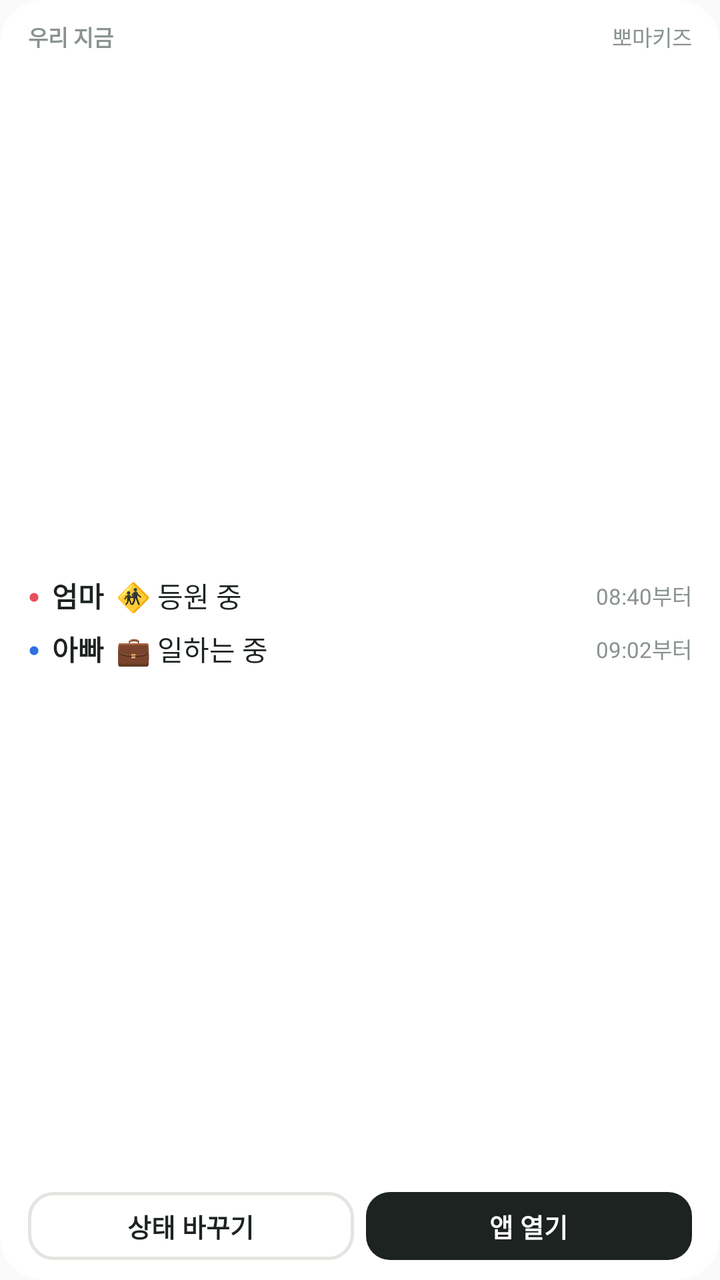
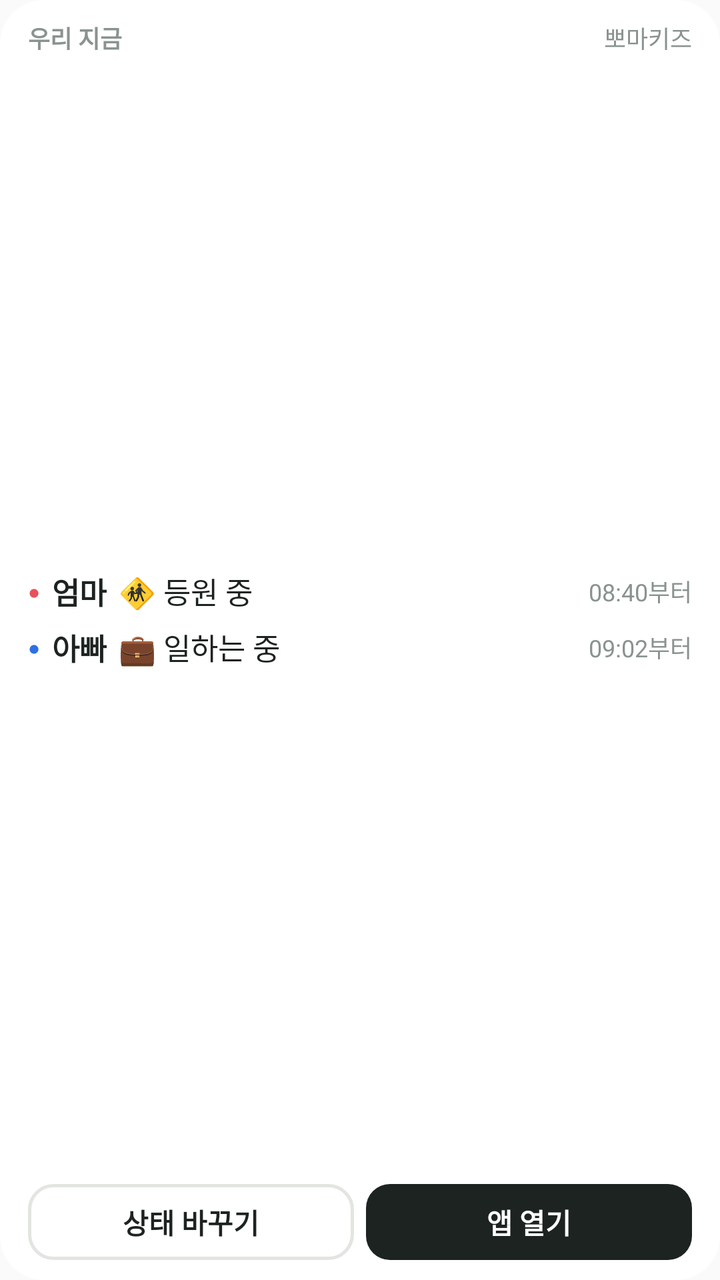

Two renders of the same Android screen: before a commit and after it. Below are the layout's source before the change and the commit's diff.
<!-- AndroidManifest.xml: application theme AppTheme -->
<!-- res/layout/widget_couple_status.xml -->
<?xml version="1.0" encoding="utf-8"?>

<LinearLayout xmlns:android="http://schemas.android.com/apk/res/android"
    android:id="@+id/widget_root"
    android:layout_width="match_parent"
    android:layout_height="match_parent"
    android:orientation="vertical"
    android:background="@drawable/widget_bg"
    android:paddingStart="14dp"
    android:paddingEnd="14dp"
    android:paddingTop="10dp"
    android:paddingBottom="10dp">

    <LinearLayout
        android:layout_width="match_parent"
        android:layout_height="wrap_content"
        android:orientation="horizontal">
        <TextView
            android:layout_width="0dp"
            android:layout_height="wrap_content"
            android:layout_weight="1"
            android:text="우리 지금"
            android:textColor="@color/widget_sub"
            android:textSize="11sp"
            android:textStyle="bold" />
        <TextView
            android:layout_width="wrap_content"
            android:layout_height="wrap_content"
            android:text="뽀마키즈"
            android:textColor="@color/widget_sub"
            android:textSize="11sp" />
    </LinearLayout>

    <FrameLayout
        android:layout_width="match_parent"
        android:layout_height="0dp"
        android:layout_weight="1"
        android:minHeight="4dp" />

    <LinearLayout
        android:id="@+id/row_mom"
        android:layout_width="match_parent"
        android:layout_height="wrap_content"
        android:layout_marginTop="0dp"
        android:gravity="center_vertical"
        android:orientation="horizontal">
        <TextView
            android:layout_width="wrap_content"
            android:layout_height="wrap_content"
            android:text="●"
            android:textColor="@color/widget_mom"
            android:textSize="10sp"
            android:layout_marginEnd="6dp" />
        <TextView
            android:id="@+id/mom_name"
            android:text="엄마"
            android:layout_width="wrap_content"
            android:layout_height="wrap_content"
            android:textColor="@color/widget_ink"
            android:textSize="14sp"
            android:textStyle="bold"
            android:layout_marginEnd="6dp" />
        <TextView
            android:id="@+id/mom_status"
            android:text="🚸 등원 중"
            android:layout_width="0dp"
            android:layout_height="wrap_content"
            android:layout_weight="1"
            android:ellipsize="end"
            android:maxLines="1"
            android:textColor="@color/widget_ink"
            android:textSize="14sp" />
        <TextView
            android:id="@+id/mom_time"
            android:text="08:40부터"
            android:layout_width="wrap_content"
            android:layout_height="wrap_content"
            android:textColor="@color/widget_sub"
            android:textSize="11sp"
            android:layout_marginStart="6dp" />
    </LinearLayout>

    <LinearLayout
        android:id="@+id/row_dad"
        android:layout_width="match_parent"
        android:layout_height="wrap_content"
        android:layout_marginTop="6dp"
        android:gravity="center_vertical"
        android:orientation="horizontal">
        <TextView
            android:layout_width="wrap_content"
            android:layout_height="wrap_content"
            android:text="●"
            android:textColor="@color/widget_dad"
            android:textSize="10sp"
            android:layout_marginEnd="6dp" />
        <TextView
            android:id="@+id/dad_name"
            android:text="아빠"
            android:layout_width="wrap_content"
            android:layout_height="wrap_content"
            android:textColor="@color/widget_ink"
            android:textSize="14sp"
            android:textStyle="bold"
            android:layout_marginEnd="6dp" />
        <TextView
            android:id="@+id/dad_status"
            android:text="💼 일하는 중"
            android:layout_width="0dp"
            android:layout_height="wrap_content"
            android:layout_weight="1"
            android:ellipsize="end"
            android:maxLines="1"
            android:textColor="@color/widget_ink"
            android:textSize="14sp" />
        <TextView
            android:id="@+id/dad_time"
            android:text="09:02부터"
            android:layout_width="wrap_content"
            android:layout_height="wrap_content"
            android:textColor="@color/widget_sub"
            android:textSize="11sp"
            android:layout_marginStart="6dp" />
    </LinearLayout>

    <FrameLayout
        android:layout_width="match_parent"
        android:layout_height="0dp"
        android:layout_weight="1"
        android:minHeight="10dp" />

    <LinearLayout
        android:layout_width="match_parent"
        android:layout_height="wrap_content"
        android:orientation="horizontal">
        <TextView
            android:id="@+id/btn_change"
            android:layout_width="0dp"
            android:layout_height="34dp"
            android:layout_weight="1"
            android:layout_marginEnd="6dp"
            android:background="@drawable/widget_btn"
            android:gravity="center"
            android:text="상태 바꾸기"
            android:textColor="@color/widget_ink"
            android:textSize="13sp"
            android:textStyle="bold" />
        <TextView
            android:id="@+id/btn_open"
            android:layout_width="0dp"
            android:layout_height="34dp"
            android:layout_weight="1"
            android:background="@drawable/widget_btn_solid"
            android:gravity="center"
            android:text="앱 열기"
            android:textColor="@color/widget_on_solid"
            android:textSize="13sp"
            android:textStyle="bold" />
    </LinearLayout>
</LinearLayout>
<!-- resources referenced by this layout -->
<resources>
  <color name="widget_dad">#2F6FE4</color>
  <color name="widget_ink">#1D2321</color>
  <color name="widget_mom">#E8505B</color>
  <color name="widget_on_solid">#FFFFFF</color>
  <color name="widget_sub">#8A938F</color>
  <!-- drawable widget_bg (drawable) -->
  <?xml version="1.0" encoding="utf-8"?>
  <shape xmlns:android="http://schemas.android.com/apk/res/android" android:shape="rectangle">
      <solid android:color="@color/widget_bg" />
      <corners android:radius="22dp" />
  </shape>
  <!-- drawable widget_btn (drawable) -->
  <?xml version="1.0" encoding="utf-8"?>
  <shape xmlns:android="http://schemas.android.com/apk/res/android" android:shape="rectangle">
      <solid android:color="@android:color/transparent" />
      <stroke android:width="1.5dp" android:color="@color/widget_line" />
      <corners android:radius="12dp" />
  </shape>
  <!-- drawable widget_btn_solid (drawable) -->
  <?xml version="1.0" encoding="utf-8"?>
  <shape xmlns:android="http://schemas.android.com/apk/res/android" android:shape="rectangle">
      <solid android:color="@color/widget_ink" />
      <corners android:radius="12dp" />
  </shape>
  <style name="AppTheme" parent="Theme.AppCompat.Light.DarkActionBar">
          
          <item name="colorPrimary">@color/colorPrimary</item>
          <item name="colorPrimaryDark">@color/colorPrimaryDark</item>
          <item name="colorAccent">@color/colorAccent</item>
      </style>
  <color name="widget_bg">#F2FFFFFF</color>
  <color name="widget_line">#E2E5E0</color>
</resources>

<!-- the commit's change to res/layout/widget_couple_status.xml (unified diff, before → after) -->
@@ -21,14 +21,14 @@
             android:layout_weight="1"
             android:text="우리 지금"
             android:textColor="@color/widget_sub"
-            android:textSize="11sp"
+            android:textSize="12sp"
             android:textStyle="bold" />
         <TextView
             android:layout_width="wrap_content"
             android:layout_height="wrap_content"
             android:text="뽀마키즈"
             android:textColor="@color/widget_sub"
-            android:textSize="11sp" />
+            android:textSize="12sp" />
     </LinearLayout>
 
     <FrameLayout
@@ -57,7 +57,7 @@
             android:layout_width="wrap_content"
             android:layout_height="wrap_content"
             android:textColor="@color/widget_ink"
-            android:textSize="14sp"
+            android:textSize="15sp"
             android:textStyle="bold"
             android:layout_marginEnd="6dp" />
         <TextView
@@ -69,14 +69,14 @@
             android:ellipsize="end"
             android:maxLines="1"
             android:textColor="@color/widget_ink"
-            android:textSize="14sp" />
+            android:textSize="15sp" />
         <TextView
             android:id="@+id/mom_time"
             android:text="08:40부터"
             android:layout_width="wrap_content"
             android:layout_height="wrap_content"
             android:textColor="@color/widget_sub"
-            android:textSize="11sp"
+            android:textSize="12sp"
             android:layout_marginStart="6dp" />
     </LinearLayout>
 
@@ -100,7 +100,7 @@
             android:layout_width="wrap_content"
             android:layout_height="wrap_content"
             android:textColor="@color/widget_ink"
-            android:textSize="14sp"
+            android:textSize="15sp"
             android:textStyle="bold"
             android:layout_marginEnd="6dp" />
         <TextView
@@ -112,14 +112,14 @@
             android:ellipsize="end"
             android:maxLines="1"
             android:textColor="@color/widget_ink"
-            android:textSize="14sp" />
+            android:textSize="15sp" />
         <TextView
             android:id="@+id/dad_time"
             android:text="09:02부터"
             android:layout_width="wrap_content"
             android:layout_height="wrap_content"
             android:textColor="@color/widget_sub"
-            android:textSize="11sp"
+            android:textSize="12sp"
             android:layout_marginStart="6dp" />
     </LinearLayout>
 
@@ -136,25 +136,25 @@
         <TextView
             android:id="@+id/btn_change"
             android:layout_width="0dp"
-            android:layout_height="34dp"
+            android:layout_height="38dp"
             android:layout_weight="1"
             android:layout_marginEnd="6dp"
             android:background="@drawable/widget_btn"
             android:gravity="center"
             android:text="상태 바꾸기"
             android:textColor="@color/widget_ink"
-            android:textSize="13sp"
+            android:textSize="14sp"
             android:textStyle="bold" />
         <TextView
             android:id="@+id/btn_open"
             android:layout_width="0dp"
-            android:layout_height="34dp"
+            android:layout_height="38dp"
             android:layout_weight="1"
             android:background="@drawable/widget_btn_solid"
             android:gravity="center"
             android:text="앱 열기"
             android:textColor="@color/widget_on_solid"
-            android:textSize="13sp"
+            android:textSize="14sp"
             android:textStyle="bold" />
     </LinearLayout>
 </LinearLayout>
